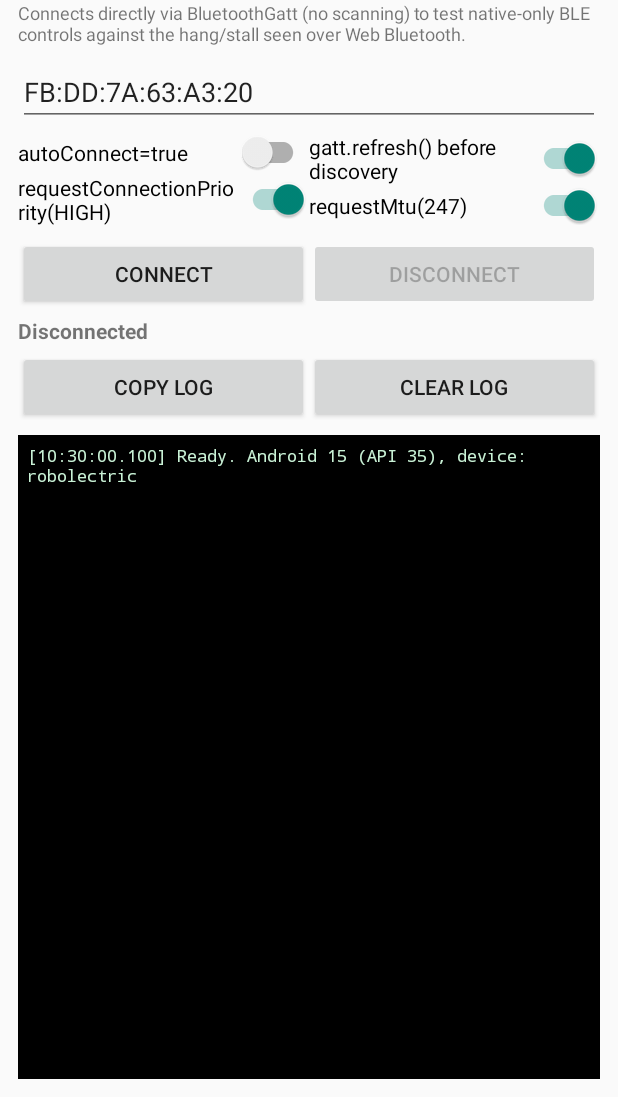
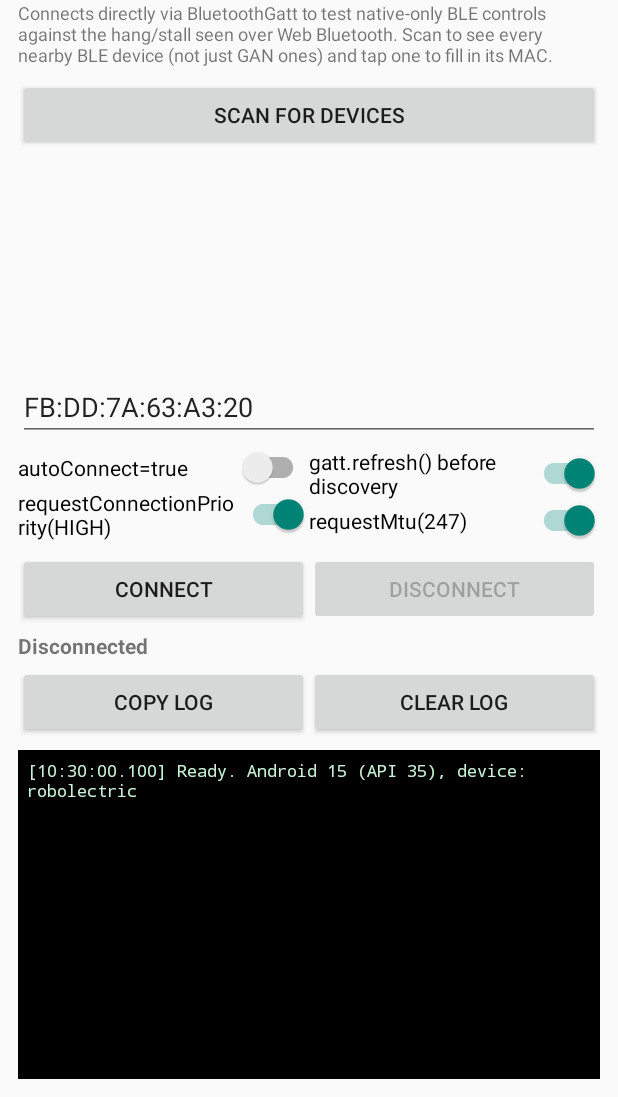
Before and after one commit to CorentinLimier/gan-ble-native-test, an Android app: the screen it shows after launch (MainActivity), on a phone screen of 412 x 824 dp, the part 139-1236 px from its top. Run offline under Robolectric (Android 15) with nearby library versions, the phone set to English and light mode, and no system bars.

Commit message:
Add BLE device scanning with a tappable list to fill in the MAC field
Adds a "Scan for devices" button that runs an unfiltered BluetoothLe
scan (shows every nearby BLE device, not just GAN-named ones) for 15s,
listing name/address/RSSI live and deduplicated by address. Tapping a
row stops the scan and fills in the MAC field, ready for Connect.

This doubles as a native equivalent of the chrome://bluetooth-internals
device list used earlier in the investigation to spot a cube
advertising under more than one MAC address — logs a note if a scan is
started while a GATT connection is already active, since that's itself
one of the scenarios the web investigation tested.

Refactored permission handling into runWithPermissions() so both
Connect and the new Scan button share the same request-then-run flow
instead of hardcoding doConnect() as the only post-grant action.

Co-Authored-By: Claude Opus 5 <noreply@anthropic.com>

```diff
--- a/app/src/main/res/layout/activity_main.xml
+++ b/app/src/main/res/layout/activity_main.xml
@@ -16,8 +16,21 @@
         android:layout_width="wrap_content"
         android:layout_height="wrap_content"
         android:layout_marginBottom="8dp"
-        android:text="Connects directly via BluetoothGatt (no scanning) to test native-only BLE controls against the hang/stall seen over Web Bluetooth."
+        android:text="Connects directly via BluetoothGatt to test native-only BLE controls against the hang/stall seen over Web Bluetooth. Scan to see every nearby BLE device (not just GAN ones) and tap one to fill in its MAC."
         android:textSize="12sp" />
+
+    <Button
+        android:id="@+id/btnScan"
+        android:layout_width="match_parent"
+        android:layout_height="wrap_content"
+        android:text="Scan for devices" />
+
+    <ListView
+        android:id="@+id/lvDevices"
+        android:layout_width="match_parent"
+        android:layout_height="140dp"
+        android:layout_marginTop="4dp"
+        android:layout_marginBottom="4dp" />
 
     <EditText
         android:id="@+id/etMac"
```
Also changed, not shown: app/src/main/java/com/corentinlimier/ganblenativetest/MainActivity.kt (+119 -3 lines).
